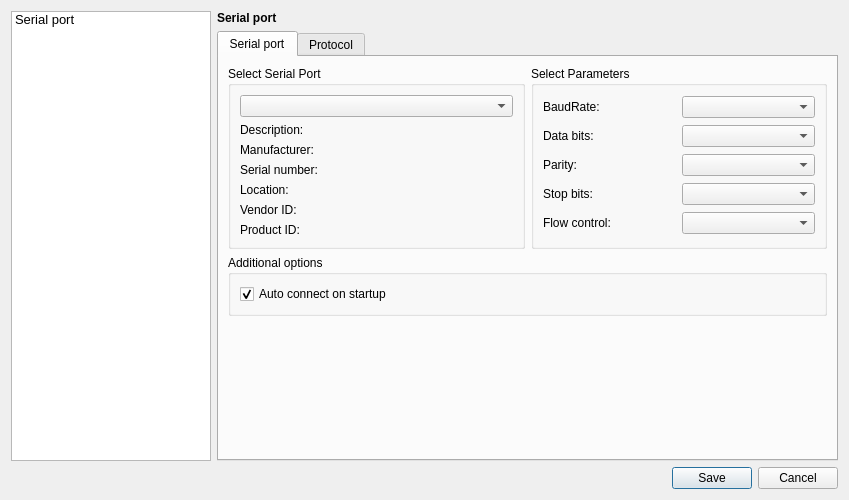
azais-corentin/SliderBar, file Desktop/settingsdialog.ui: the form before one commit.
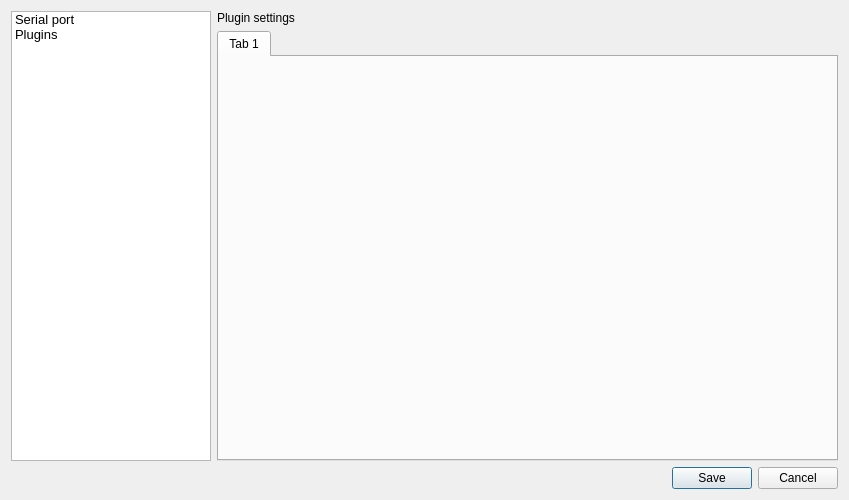
The form after the commit. The open tabs and pages were chosen to show the change.

Commit message: Add settings support and useful functions to SliderInterface

Patch:
```diff
--- a/Desktop/settingsdialog.ui
+++ b/Desktop/settingsdialog.ui
@@ -56,6 +56,11 @@
        <string>Serial port</string>
       </property>
      </item>
+     <item>
+      <property name="text">
+       <string>Plugins</string>
+      </property>
+     </item>
     </widget>
    </item>
    <item row="1" column="1">
@@ -424,7 +429,38 @@
        </item>
       </layout>
      </widget>
-     <widget class="QWidget" name="page_2"/>
+     <widget class="QWidget" name="pluginSettings">
+      <layout class="QGridLayout" name="gridLayout_4">
+       <property name="leftMargin">
+        <number>0</number>
+       </property>
+       <property name="topMargin">
+        <number>0</number>
+       </property>
+       <property name="rightMargin">
+        <number>0</number>
+       </property>
+       <property name="bottomMargin">
+        <number>0</number>
+       </property>
+       <item row="0" column="0">
+        <widget class="QLabel" name="pluginTitle">
+         <property name="text">
+          <string>Plugin settings</string>
+         </property>
+        </widget>
+       </item>
+       <item row="1" column="0">
+        <widget class="QTabWidget" name="tabWidgetPlugin">
+         <widget class="QWidget" name="tab">
+          <attribute name="title">
+           <string>Tab 1</string>
+          </attribute>
+         </widget>
+        </widget>
+       </item>
+      </layout>
+     </widget>
     </widget>
    </item>
    <item row="2" column="0" colspan="2">
```
Left out of the diff: 6 changed lines with no effect on the pictures. The commit also changes 14 other files.
